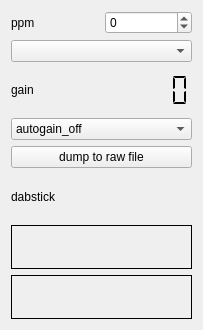
First picture: the form in dab-2/devices-dab-2/rtlsdr-handler/rtlsdr-widget.ui, repository JvanKatwijk/qt-dab, before the edit.
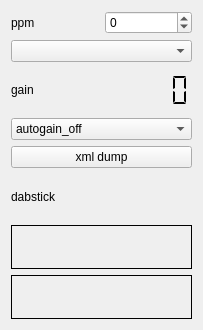
Second picture: the form after the edit.

What changed in the file:
```diff
--- a/dab-2/devices-dab-2/rtlsdr-handler/rtlsdr-widget.ui
+++ b/dab-2/devices-dab-2/rtlsdr-handler/rtlsdr-widget.ui
@@ -96,7 +96,7 @@
    <item>
     <widget class="QPushButton" name="iq_dumpButton">
      <property name="text">
-      <string>dump to raw file</string>
+      <string>xml dump</string>
      </property>
     </widget>
    </item>
```
Left out of the diff: 2 changed lines with no effect on the pictures.
